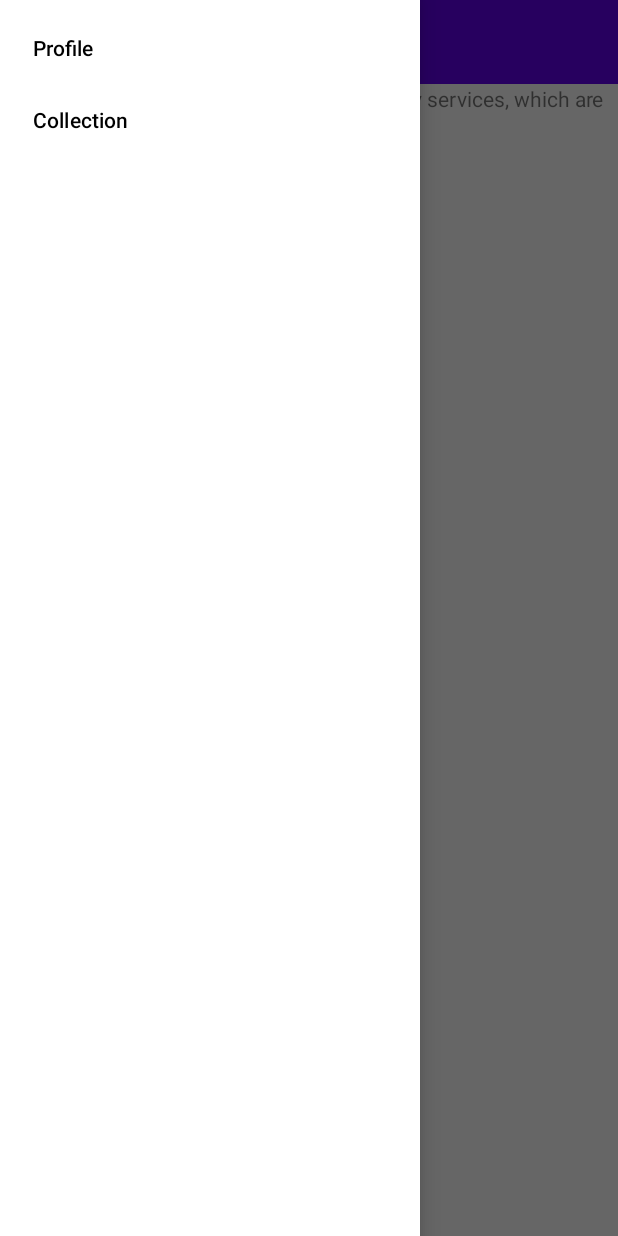
After one commit to stayyoungugly/tinkoff-project-2022, an Android app: the fragment AutorizedFragment shown on its own in the app's theme, on a phone screen of 412 x 824 dp. The commit adds this screen. Run offline under Robolectric (Android 15) with nearby library versions, the phone set to English and light mode, and no system bars; our stand-ins replace Timber, navigation-ui.

Commit message:
nested nav graph

```diff
--- /dev/null
+++ b/app/src/main/java/com/itis/springpractice/presentation/ui/Callback.kt
@@ -0,0 +1,5 @@
+package com.itis.springpractice.presentation.ui
+
+interface Callback {
+    fun onNavDrawerClicked()
+}
--- /dev/null
+++ b/app/src/main/java/com/itis/springpractice/presentation/ui/fragment/AutorizedFragment.kt
@@ -0,0 +1,57 @@
+package com.itis.springpractice.presentation.ui.fragment
+
+import android.os.Bundle
+import android.view.MenuItem
+import android.view.View
+import androidx.appcompat.app.ActionBarDrawerToggle
+import androidx.core.view.GravityCompat
+import androidx.drawerlayout.widget.DrawerLayout
+import androidx.fragment.app.Fragment
+import androidx.navigation.NavController
+import androidx.navigation.fragment.NavHostFragment
+import androidx.navigation.ui.AppBarConfiguration
+import androidx.navigation.ui.onNavDestinationSelected
+import androidx.navigation.ui.setupWithNavController
+import com.itis.springpractice.R
+import com.itis.springpractice.databinding.FragmentAuthorizedBinding
+
+class AutorizedFragment : Fragment(R.layout.fragment_authorized) {
+    private lateinit var controller: NavController
+    private lateinit var binding: FragmentAuthorizedBinding
+    private lateinit var drawer: DrawerLayout
+
+    override fun onViewCreated(view: View, savedInstanceState: Bundle?) {
+        super.onViewCreated(view, savedInstanceState)
+        binding = FragmentAuthorizedBinding.bind(view)
+
+        controller =
+            (childFragmentManager.findFragmentById(R.id.authorized_nav_root) as NavHostFragment)
+                .navController
+
+        drawer = binding.authorizedDrawer
+        val appBarConfiguration = AppBarConfiguration(controller.graph, drawer)
+        binding.authorizedToolbar.setupWithNavController(controller, appBarConfiguration)
+
+        binding.navView.setupWithNavController(controller)
+        openCloseNavigationDrawer()
+
+        val toggle = ActionBarDrawerToggle(activity, drawer, binding.authorizedToolbar, R.string.drawer_open, R.string.drawer_close)
+        drawer.addDrawerListener(toggle)
+        toggle.syncState()
+    }
+
+    override fun onOptionsItemSelected(item: MenuItem): Boolean {
+        controller =
+            (childFragmentManager.findFragmentById(R.id.authorized_nav_root) as NavHostFragment)
+                .navController
+        return item.onNavDestinationSelected(controller) || super.onOptionsItemSelected(item)
+    }
+
+    private fun openCloseNavigationDrawer() {
+        if (drawer.isDrawerOpen(GravityCompat.START)) {
+            drawer.closeDrawer(GravityCompat.START)
+        } else {
+            drawer.openDrawer(GravityCompat.START)
+        }
+    }
+}
--- /dev/null
+++ b/app/src/main/java/com/itis/springpractice/presentation/ui/fragment/CollectionsFragment.kt
@@ -0,0 +1,4 @@
+package com.itis.springpractice.presentation.ui.fragment
+
+class CollectionsFragment {
+}
--- a/app/src/main/java/com/itis/springpractice/presentation/ui/fragment/MainFragment.kt
+++ b/app/src/main/java/com/itis/springpractice/presentation/ui/fragment/MainFragment.kt
@@ -15,7 +15,6 @@ import com.itis.springpractice.di.UserAuthContainer
 import com.itis.springpractice.di.UserTokenContainer
 import com.itis.springpractice.presentation.factory.AuthFactory
 import com.itis.springpractice.presentation.viewmodel.MainViewModel
-import timber.log.Timber
 
 class MainFragment : Fragment() {
     private lateinit var binding: FragmentMainBinding
@@ -55,7 +54,7 @@ class MainFragment : Fragment() {
         mainViewModel.token.observe(viewLifecycleOwner) {
             token = it
             if (token.isNotEmpty()) {
-                findNavController().navigate(R.id.action_mainFragment_to_mapFragment)
+                findNavController().navigate(R.id.action_mainFragment_to_authorized_nav_graph)
             } else {
                 findNavController().navigate(R.id.action_mainFragment_to_signInFragment)
             }
--- a/app/src/main/java/com/itis/springpractice/presentation/ui/fragment/MapFragment.kt
+++ b/app/src/main/java/com/itis/springpractice/presentation/ui/fragment/MapFragment.kt
@@ -23,6 +23,7 @@ import com.itis.springpractice.databinding.FragmentMapBinding
 import com.itis.springpractice.di.UserAuthContainer
 import com.itis.springpractice.di.UserTokenContainer
 import com.itis.springpractice.presentation.factory.AuthFactory
+import com.itis.springpractice.presentation.ui.Callback
 import com.itis.springpractice.presentation.viewmodel.MapViewModel
 import timber.log.Timber
 
@@ -31,6 +32,8 @@ class MapFragment : Fragment(), OnMapReadyCallback {
     private lateinit var binding: FragmentMapBinding
     private lateinit var mapViewModel: MapViewModel
     private lateinit var sharedPreferences: SharedPreferences
+
+    private lateinit var callback: Callback
 
     override fun onCreateView(
         inflater: LayoutInflater,
@@ -52,6 +55,8 @@ class MapFragment : Fragment(), OnMapReadyCallback {
         val mapFragment = childFragmentManager
             .findFragmentById(R.id.map) as SupportMapFragment
         mapFragment.getMapAsync(this)
+
+
     }
 
     private fun initObjects() {
--- /dev/null
+++ b/app/src/main/java/com/itis/springpractice/presentation/ui/fragment/ProfileFragment.kt
@@ -0,0 +1,4 @@
+package com.itis.springpractice.presentation.ui.fragment
+
+class ProfileFragment {
+}
--- a/app/src/main/java/com/itis/springpractice/presentation/ui/fragment/SignInFragment.kt
+++ b/app/src/main/java/com/itis/springpractice/presentation/ui/fragment/SignInFragment.kt
@@ -76,7 +76,7 @@ class SignInFragment : Fragment() {
             when (it) {
                 is SignInSuccess -> {
                     signInViewModel.onSaveTokenClick(it.idToken)
-                    findNavController().navigate(R.id.action_signInFragment_to_mapFragment)
+                    findNavController().navigate(R.id.action_signInFragment_to_authorized_nav_graph)
                 }
                 is SignInError -> {
                     when (it.reason) {
--- a/app/src/main/java/com/itis/springpractice/presentation/ui/fragment/VerifyEmailFragment.kt
+++ b/app/src/main/java/com/itis/springpractice/presentation/ui/fragment/VerifyEmailFragment.kt
@@ -48,7 +48,7 @@ class VerifyEmailFragment : Fragment() {
             verifyEmailViewModel.onSendVerificationClick()
         }
         binding.btnSkip.setOnClickListener {
-            findNavController().navigate(R.id.action_verifyEmailFragment_to_mapFragment)
+            findNavController().navigate(R.id.action_verifyEmailFragment_to_authorized_nav_graph)
         }
     }
 
@@ -81,7 +81,7 @@ class VerifyEmailFragment : Fragment() {
                 when (it) {
                     is UserInfoSuccess -> {
                         if (it.emailVerified) {
-                            findNavController().navigate(R.id.action_verifyEmailFragment_to_mapFragment)
+                            findNavController().navigate(R.id.action_verifyEmailFragment_to_authorized_nav_graph)
                         } else showMessage("Почта не подтверждена. Повторите попытку")
                     }
                     is UserInfoError -> {
--- /dev/null
+++ b/app/src/main/res/layout/fragment_authorized.xml
@@ -0,0 +1,45 @@
+<?xml version="1.0" encoding="utf-8"?>
+<androidx.drawerlayout.widget.DrawerLayout xmlns:android="http://schemas.android.com/apk/res/android"
+    xmlns:app="http://schemas.android.com/apk/res-auto"
+    xmlns:tools="http://schemas.android.com/tools"
+    android:id="@+id/authorized_drawer"
+    android:layout_width="match_parent"
+    android:layout_height="match_parent"
+    android:fitsSystemWindows="true"
+    tools:openDrawer="start">
+
+
+    <androidx.constraintlayout.widget.ConstraintLayout
+        android:layout_width="match_parent"
+        android:layout_height="match_parent">
+
+        <androidx.appcompat.widget.Toolbar
+            android:id="@+id/authorized_toolbar"
+            android:layout_width="match_parent"
+            android:layout_height="?attr/actionBarSize"
+            android:background="?attr/colorPrimary"
+            android:fitsSystemWindows="true"
+            app:layout_constraintEnd_toEndOf="parent"
+            app:layout_constraintStart_toStartOf="parent"
+            app:layout_constraintTop_toTopOf="parent" />
+
+        <androidx.fragment.app.FragmentContainerView
+            android:id="@+id/authorized_nav_root"
+            android:name="androidx.navigation.fragment.NavHostFragment"
+            android:layout_width="match_parent"
+            android:layout_height="0dp"
+            app:defaultNavHost="true"
+            app:navGraph="@navigation/authorized_nav_graph"
+            app:layout_constraintTop_toBottomOf="@id/authorized_toolbar"
+            app:layout_constraintBottom_toBottomOf="parent"/>
+    </androidx.constraintlayout.widget.ConstraintLayout>
+
+    <com.google.android.material.navigation.NavigationView
+        android:id="@+id/nav_view"
+        android:layout_width="wrap_content"
+        android:layout_height="match_parent"
+        android:layout_gravity="start"
+        android:fitsSystemWindows="true"
+        app:menu="@menu/drawer_menu"/>
+
+</androidx.drawerlayout.widget.DrawerLayout>
--- /dev/null
+++ b/app/src/main/res/layout/fragment_collections.xml
@@ -0,0 +1,6 @@
+<?xml version="1.0" encoding="utf-8"?>
+<androidx.constraintlayout.widget.ConstraintLayout xmlns:android="http://schemas.android.com/apk/res/android"
+    android:layout_width="match_parent"
+    android:layout_height="match_parent">
+
+</androidx.constraintlayout.widget.ConstraintLayout>
--- /dev/null
+++ b/app/src/main/res/layout/fragment_profile.xml
@@ -0,0 +1,6 @@
+<?xml version="1.0" encoding="utf-8"?>
+<androidx.constraintlayout.widget.ConstraintLayout xmlns:android="http://schemas.android.com/apk/res/android"
+    android:layout_width="match_parent"
+    android:layout_height="match_parent">
+
+</androidx.constraintlayout.widget.ConstraintLayout>
--- /dev/null
+++ b/app/src/main/res/menu/drawer_menu.xml
@@ -0,0 +1,12 @@
+<?xml version="1.0" encoding="utf-8"?>
+<menu xmlns:android="http://schemas.android.com/apk/res/android">
+
+    <group android:checkableBehavior="single">
+        <item
+            android:id="@+id/profileFragment"
+            android:title="Profile" />
+        <item
+            android:id="@+id/collectionsFragment"
+            android:title="Collection" />
+    </group>
+</menu>
--- /dev/null
+++ b/app/src/main/res/navigation/authorized_nav_graph.xml
@@ -0,0 +1,29 @@
+<?xml version="1.0" encoding="utf-8"?>
+<navigation xmlns:android="http://schemas.android.com/apk/res/android"
+    xmlns:app="http://schemas.android.com/apk/res-auto"
+    android:id="@+id/authorized_nav_graph"
+    app:startDestination="@id/mapFragment">
+
+    <fragment
+        android:id="@+id/mapFragment"
+        android:name="com.itis.springpractice.presentation.ui.fragment.MapFragment"
+        android:label="MapFragment" >
+        <action
+            android:id="@+id/action_mapFragment_to_signInFragment"
+            app:destination="@id/signInFragment"
+            app:popUpTo="@+id/nav_graph"
+            app:popUpToInclusive="true"/>
+    </fragment>
+
+    <fragment
+        android:id="@+id/profileFragment"
+        android:name="com.itis.springpractice.presentation.ui.fragment.ProfileFragment"
+        android:label="ProfileFragment">
+    </fragment>
+
+    <fragment
+        android:id="@+id/collectionsFragment"
+        android:name="com.itis.springpractice.presentation.ui.fragment.CollectionsFragment"
+        android:label="CollectionsFragment">
+    </fragment>
+</navigation>
--- a/app/src/main/res/values/strings.xml
+++ b/app/src/main/res/values/strings.xml
@@ -15,4 +15,6 @@
     <string name="check_password">Подтвердите пароль</string>
     <string name="skip">Пропустить</string>
     <string name="sign_out">выйти</string>
+    <string name="drawer_open">open</string>
+    <string name="drawer_close">close</string>
 </resources>
```
Also changed, not shown: app/src/main/res/navigation/nav_graph.xml (+8 -16 lines).
